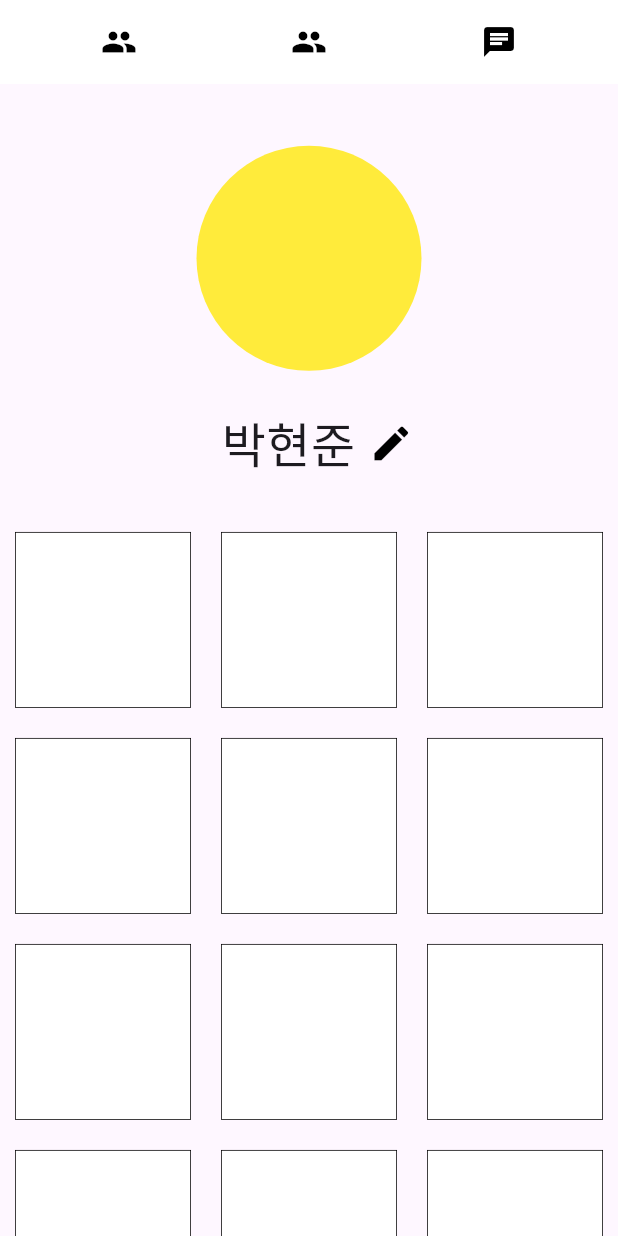
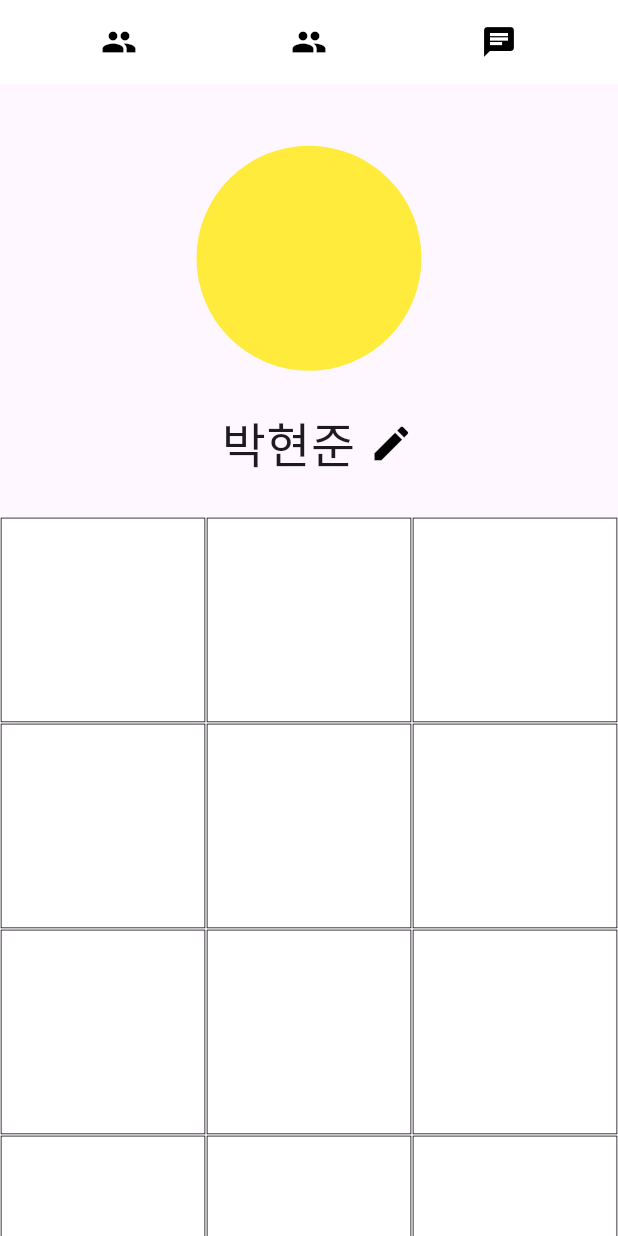
Before and after one commit to hyeonjoonpark/messenger-app, a Flutter app: the screen it shows after launch, after a tap on "Kakao 로그인", on a phone screen of 412 x 824 dp. Run offline on Flutter 3.47's test engine with Material 3 defaults, Android fonts, the phone set to English and light mode, and no system bars; our stand-ins replace flutter_screenutil, get.

Commit message:
FIX : margin

```diff
--- a/lib/ui/screen/user/Home/home_screen.dart
+++ b/lib/ui/screen/user/Home/home_screen.dart
@@ -63,7 +63,7 @@ class _MyHomePageState extends State<HomeScreen> {
                             print("${i + 1}" + "번째 사진");
                           },
                           child: Container(
-                            margin: const EdgeInsets.all(10),
+                            margin: const EdgeInsets.all(0.5),
                             decoration: BoxDecoration(
                               color: Colors.white,
                               border: Border.all(
```
